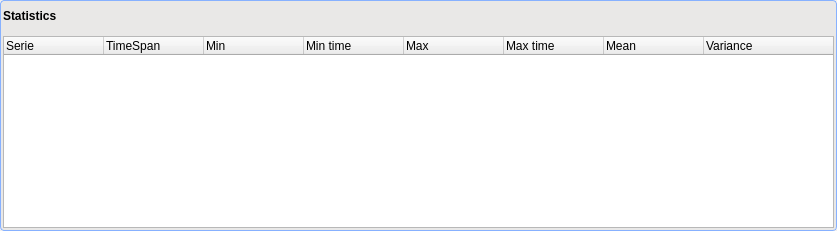
This is trunk/src/edr/src/plugins/newChart/ui/statsTable.ui in mk4me/hm-mde-one as Qt 5 draws it before an edit. The edited form follows.
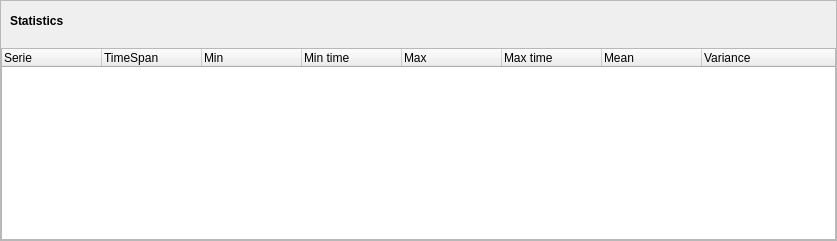
This is the edited form. Icons and pictures are not drawn.

```diff
--- a/trunk/src/edr/src/plugins/newChart/ui/statsTable.ui
+++ b/trunk/src/edr/src/plugins/newChart/ui/statsTable.ui
@@ -20,23 +20,27 @@
    <string>Form</string>
   </property>
   <property name="styleSheet">
+   <string notr="true"/>
+  </property>
+  <layout class="QVBoxLayout" name="verticalLayout_2">
+   <property name="margin">
+    <number>0</number>
+   </property>
+   <item>
+    <widget class="QFrame" name="frame">
+     <property name="styleSheet">
    <string notr="true">QFrame#frame { 
      border: 1px solid; 
      border-color: rgb(135, 177, 255);
      border-radius: 4px; 
 	 padding: 2px;
 	background-color: rgb(233, 232, 231);
+ } 
+
+QWidget#header &gt; QWidget { 
+	background-color: rgb(233, 232, 231);
  } </string>
   </property>
-  <layout class="QVBoxLayout" name="verticalLayout_2">
-   <property name="margin">
-    <number>0</number>
-   </property>
-   <item>
-    <widget class="QFrame" name="frame">
-     <property name="styleSheet">
-      <string notr="true"/>
-     </property>
      <property name="frameShape">
       <enum>QFrame::StyledPanel</enum>
      </property>
@@ -48,6 +52,7 @@
        <number>0</number>
       </property>
       <item>
+       <widget class="QWidget" name="Header" native="true">
        <layout class="QHBoxLayout" name="horizontalLayout">
         <item>
          <widget class="QLabel" name="label">
@@ -90,8 +95,8 @@
           </property>
           <property name="icon">
            <iconset resource="newChartIcons.qrc">
-            <normaloff>:/resources/icons/downArrows.png</normaloff>
-            <normalon>:/resources/icons/upArrows.png</normalon>:/resources/icons/downArrows.png</iconset>
+             <normaloff>:/resources/icons/strzalka-dol.png</normaloff>
+             <normalon>:/resources/icons/strzalka-gora.png</normalon>:/resources/icons/strzalka-dol.png</iconset>
           </property>
           <property name="checkable">
            <bool>true</bool>
@@ -105,6 +110,7 @@
          </widget>
         </item>
        </layout>
+       </widget>
       </item>
       <item>
        <widget class="QTreeWidget" name="table">
```
Lines whose indentation alone changed are shown as unchanged.
